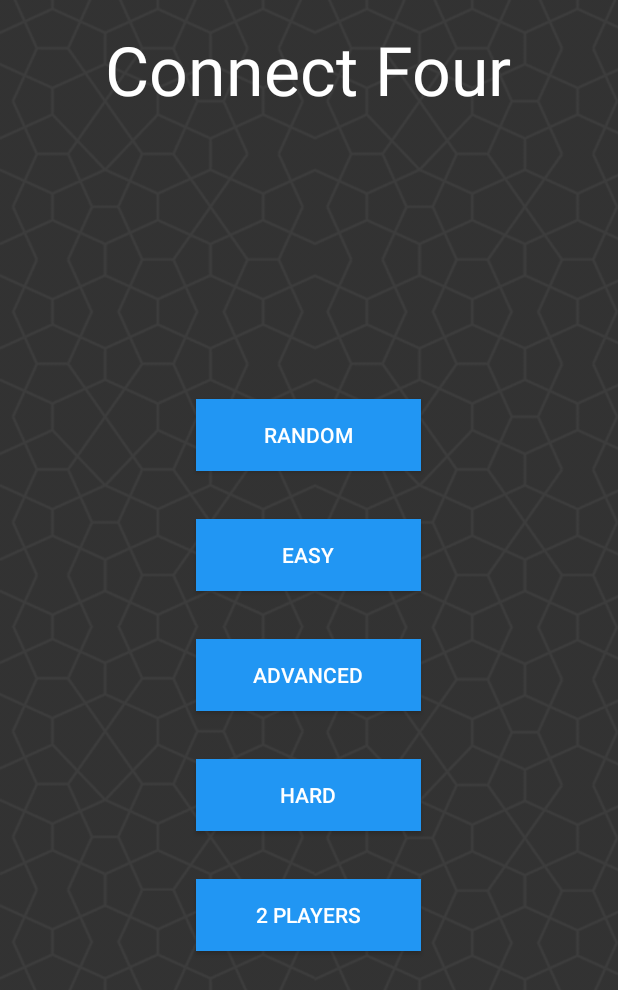
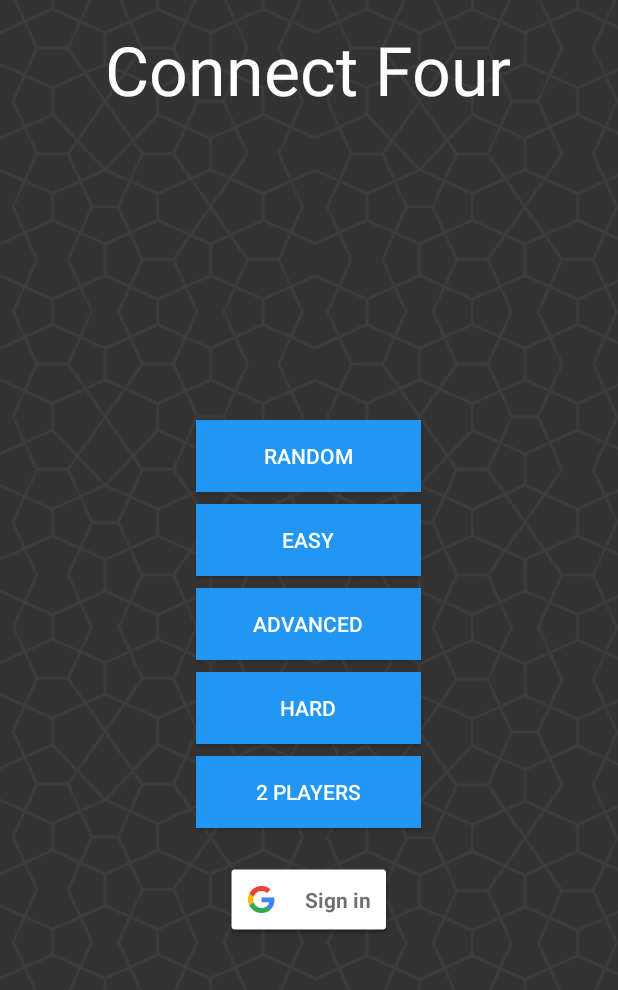
Before and after one commit to dmytroKarataiev/ConnectFour, an Android app: the screen it shows after launch (NewGame), on a phone screen of 412 x 824 dp. Shown: the top 990 px of the screen. Run offline under Robolectric (Android 15) with nearby library versions, the phone set to English and light mode, and no system bars.

Commit message:
add: Google sign-in

```diff
--- a/app/build.gradle
+++ b/app/build.gradle
@@ -1,4 +1,5 @@
 apply plugin: 'com.android.application'
+apply plugin: 'com.google.gms.google-services'
 
 android {
     compileSdkVersion 23
@@ -7,7 +8,7 @@ android {
     defaultConfig {
         applicationId "karataiev.dmytro.connectfour"
         minSdkVersion 15
-        targetSdkVersion 23
+        targetSdkVersion 21
         versionCode 2
         versionName "1.1"
     }
@@ -24,4 +25,5 @@ dependencies {
     testCompile 'junit:junit:4.12'
     compile 'com.android.support:appcompat-v7:23.0.1'
     compile 'com.android.support:design:23.0.1'
+    compile 'com.google.android.gms:play-services-auth:8.3.0'
 }
--- a/app/src/main/java/karataiev/dmytro/connectfour/NewGame.java
+++ b/app/src/main/java/karataiev/dmytro/connectfour/NewGame.java
@@ -1,24 +1,68 @@
 package karataiev.dmytro.connectfour;
 
 import android.app.AlertDialog;
+import android.app.ProgressDialog;
 import android.content.Context;
 import android.content.DialogInterface;
 import android.content.Intent;
 import android.os.Bundle;
 import android.support.v7.app.AppCompatActivity;
+import android.util.Log;
 import android.view.View;
 import android.widget.Button;
+import android.widget.TextView;
+
+import com.google.android.gms.auth.api.Auth;
+import com.google.android.gms.auth.api.signin.GoogleSignInAccount;
+import com.google.android.gms.auth.api.signin.GoogleSignInOptions;
+import com.google.android.gms.auth.api.signin.GoogleSignInResult;
+import com.google.android.gms.common.ConnectionResult;
+import com.google.android.gms.common.SignInButton;
+import com.google.android.gms.common.api.GoogleApiClient;
+import com.google.android.gms.common.api.OptionalPendingResult;
+import com.google.android.gms.common.api.ResultCallback;
+import com.google.android.gms.common.api.Status;
 
 
-public class NewGame extends AppCompatActivity {
+public class NewGame extends AppCompatActivity implements
+        GoogleApiClient.OnConnectionFailedListener,
+        View.OnClickListener {
 
     Button newGame, vsRandom, vsPlayer, vsHard, vsAdvanced;
+
+    private static final String TAG = "SignInActivity";
+    private static final int RC_SIGN_IN = 9001;
+    GoogleApiClient mGoogleApiClient;
+    private TextView mStatusTextView;
+    private ProgressDialog mProgressDialog;
+
 
     @Override
     protected void onCreate(Bundle savedInstanceState) {
         super.onCreate(savedInstanceState);
         setContentView(R.layout.new_game);
         addListenerOnButton();
+
+        // Views
+        mStatusTextView = (TextView) findViewById(R.id.status);
+
+        // Button listeners
+        findViewById(R.id.sign_in_button).setOnClickListener(this);
+        findViewById(R.id.sign_out_button).setOnClickListener(this);
+        findViewById(R.id.disconnect_button).setOnClickListener(this);
+
+        GoogleSignInOptions gso = new GoogleSignInOptions.Builder(GoogleSignInOptions.DEFAULT_SIGN_IN)
+                .requestEmail()
+                .build();
+
+        mGoogleApiClient = new GoogleApiClient.Builder(this)
+                .enableAutoManage(this /* FragmentActivity */, this /* OnConnectionFailedListener */)
+                .addApi(Auth.GOOGLE_SIGN_IN_API, gso)
+                .build();
+
+        SignInButton signInButton = (SignInButton) findViewById(R.id.sign_in_button);
+        findViewById(R.id.sign_in_button).setOnClickListener(this);
+
     }
 
     // button initialization (vsEasy, vsRandom, vsPlayer)
@@ -114,4 +158,143 @@ public class NewGame extends AppCompatActivity {
                 .setNegativeButton("No", null)
                 .show();
     }
+
+    @Override
+    public void onStart() {
+        super.onStart();
+
+        OptionalPendingResult<GoogleSignInResult> opr = Auth.GoogleSignInApi.silentSignIn(mGoogleApiClient);
+        if (opr.isDone()) {
+            // If the user's cached credentials are valid, the OptionalPendingResult will be "done"
+            // and the GoogleSignInResult will be available instantly.
+            Log.d(TAG, "Got cached sign-in");
+            GoogleSignInResult result = opr.get();
+            handleSignInResult(result);
+        } else {
+            // If the user has not previously signed in on this device or the sign-in has expired,
+            // this asynchronous branch will attempt to sign in the user silently.  Cross-device
+            // single sign-on will occur in this branch.
+            showProgressDialog();
+            opr.setResultCallback(new ResultCallback<GoogleSignInResult>() {
+                @Override
+                public void onResult(GoogleSignInResult googleSignInResult) {
+                    hideProgressDialog();
+                    handleSignInResult(googleSignInResult);
+                }
+            });
+        }
+    }
+
+    // [START onActivityResult]
+    @Override
+    public void onActivityResult(int requestCode, int resultCode, Intent data) {
+        super.onActivityResult(requestCode, resultCode, data);
+
+        // Result returned from launching the Intent from GoogleSignInApi.getSignInIntent(...);
+        if (requestCode == RC_SIGN_IN) {
+            GoogleSignInResult result = Auth.GoogleSignInApi.getSignInResultFromIntent(data);
+            handleSignInResult(result);
+        }
+    }
+    // [END onActivityResult]
+
+    // [START handleSignInResult]
+    private void handleSignInResult(GoogleSignInResult result) {
+        Log.d(TAG, "handleSignInResult:" + result.isSuccess());
+        if (result.isSuccess()) {
+            // Signed in successfully, show authenticated UI.
+            GoogleSignInAccount acct = result.getSignInAccount();
+            mStatusTextView.setText("signed in");
+            updateUI(true);
+        } else {
+            // Signed out, show unauthenticated UI.
+            updateUI(false);
+        }
+    }
+    // [END handleSignInResult]
+
+    // [START signIn]
+    private void signIn() {
+        Intent signInIntent = Auth.GoogleSignInApi.getSignInIntent(mGoogleApiClient);
+        startActivityForResult(signInIntent, RC_SIGN_IN);
+    }
+    // [END signIn]
+
+    // [START signOut]
+    private void signOut() {
+        Auth.GoogleSignInApi.signOut(mGoogleApiClient).setResultCallback(
+                new ResultCallback<Status>() {
+                    @Override
+                    public void onResult(Status status) {
+                        // [START_EXCLUDE]
+                        updateUI(false);
+                        // [END_EXCLUDE]
+                    }
+                });
+    }
+    // [END signOut]
+
+    // [START revokeAccess]
+    private void revokeAccess() {
+        Auth.GoogleSignInApi.revokeAccess(mGoogleApiClient).setResultCallback(
+                new ResultCallback<Status>() {
+                    @Override
+                    public void onResult(Status status) {
+                        // [START_EXCLUDE]
+                        updateUI(false);
+                        // [END_EXCLUDE]
+                    }
+                });
+    }
+    // [END revokeAccess]
+
+    @Override
+    public void onConnectionFailed(ConnectionResult connectionResult) {
+        // An unresolvable error has occurred and Google APIs (including Sign-In) will not
+        // be available.
+        Log.d(TAG, "onConnectionFailed:" + connectionResult);
+    }
+
+    private void showProgressDialog() {
+        if (mProgressDialog == null) {
+            mProgressDialog = new ProgressDialog(this);
+            mProgressDialog.setMessage("loading");
+            mProgressDialog.setIndeterminate(true);
+        }
+
+        mProgressDialog.show();
+    }
+
+    private void hideProgressDialog() {
+        if (mProgressDialog != null && mProgressDialog.isShowing()) {
+            mProgressDialog.hide();
+        }
+    }
+
+    private void updateUI(boolean signedIn) {
+        if (signedIn) {
+            findViewById(R.id.sign_in_button).setVisibility(View.GONE);
+            findViewById(R.id.sign_out_and_disconnect).setVisibility(View.VISIBLE);
+        } else {
+            mStatusTextView.setText("signed out");
+
+            findViewById(R.id.sign_in_button).setVisibility(View.VISIBLE);
+            findViewById(R.id.sign_out_and_disconnect).setVisibility(View.GONE);
+        }
+    }
+
+    @Override
+    public void onClick(View v) {
+        switch (v.getId()) {
+            case R.id.sign_in_button:
+                signIn();
+                break;
+            case R.id.sign_out_button:
+                signOut();
+                break;
+            case R.id.disconnect_button:
+                revokeAccess();
+                break;
+        }
+    }
 }
--- a/app/src/main/res/layout/new_game.xml
+++ b/app/src/main/res/layout/new_game.xml
@@ -1,6 +1,5 @@
 <?xml version="1.0" encoding="utf-8"?>
-<android.support.design.widget.CoordinatorLayout
-    xmlns:android="http://schemas.android.com/apk/res/android"
+<android.support.design.widget.CoordinatorLayout xmlns:android="http://schemas.android.com/apk/res/android"
     xmlns:app="http://schemas.android.com/apk/res-auto"
     xmlns:tools="http://schemas.android.com/tools"
     android:layout_width="match_parent"
@@ -8,12 +7,17 @@
     android:fitsSystemWindows="true"
     tools:context=".NewGame">
 
-    <android.support.design.widget.AppBarLayout android:layout_width="match_parent"
-        android:layout_height="wrap_content" android:theme="@style/AppTheme.AppBarOverlay">
+    <android.support.design.widget.AppBarLayout
+        android:layout_width="match_parent"
+        android:layout_height="wrap_content"
+        android:theme="@style/AppTheme.AppBarOverlay">
 
-        <android.support.v7.widget.Toolbar android:id="@+id/toolbar"
-            android:layout_width="match_parent" android:layout_height="0dp"
-            android:background="?attr/colorPrimary" app:popupTheme="@style/AppTheme.PopupOverlay" />
+        <android.support.v7.widget.Toolbar
+            android:id="@+id/toolbar"
+            android:layout_width="match_parent"
+            android:layout_height="0dp"
+            android:background="?attr/colorPrimary"
+            app:popupTheme="@style/AppTheme.PopupOverlay" />
 
     </android.support.design.widget.AppBarLayout>
 
@@ -24,32 +28,31 @@
         android:layout_height="match_parent"
 
         app:layout_behavior="@string/appbar_scrolling_view_behavior"
-        tools:context=".NewGame" tools:showIn="@layout/new_game">
+        tools:context=".NewGame"
+        tools:showIn="@layout/new_game">
 
         <ImageView
             android:layout_width="fill_parent"
             android:layout_height="fill_parent"
             android:scaleType="centerCrop"
-            android:src="@drawable/tiles"
-            />
+            android:src="@drawable/tiles" />
 
         <LinearLayout
             android:layout_width="match_parent"
             android:layout_height="match_parent"
             android:orientation="vertical"
             android:paddingLeft="@dimen/main"
-            android:paddingRight="@dimen/main"
-            >
+            android:paddingRight="@dimen/main">
 
             <TextView
                 android:id="@+id/game"
-                android:layout_marginTop="16dp"
                 android:layout_width="wrap_content"
                 android:layout_height="wrap_content"
                 android:layout_gravity="center_horizontal"
+                android:layout_marginTop="16dp"
+                android:shadowColor="@color/gray"
                 android:text="@string/status"
                 android:textColor="@color/black"
-                android:shadowColor="@color/gray"
                 android:textSize="@dimen/text" />
 
             <LinearLayout
@@ -60,30 +63,74 @@
                 android:orientation="vertical">
 
                 <Button
+                    android:id="@+id/vsRandom"
                     style="@style/Button"
-                    android:id="@+id/vsRandom"
-                    android:text="@string/vsRandom"/>
+                    android:text="@string/vsRandom" />
 
                 <Button
+                    android:id="@+id/newGameScreen"
                     style="@style/Button"
-                    android:id="@+id/newGameScreen"
-                    android:text="@string/vsEasy"/>
+                    android:text="@string/vsEasy" />
 
                 <Button
+                    android:id="@+id/vsAdvanced"
                     style="@style/Button"
-                    android:id="@+id/vsAdvanced"
-                    android:text="@string/vsAdvanced"/>
+                    android:text="@string/vsAdvanced" />
 
                 <Button
+                    android:id="@+id/vsHard"
                     style="@style/Button"
-                    android:id="@+id/vsHard"
                     android:text="@string/vsHard" />
 
                 <Button
+                    android:id="@+id/vsPlayer"
                     style="@style/Button"
-                    android:id="@+id/vsPlayer"
                     android:text="@string/vsPlayer" />
 
+                <TextView
+                    android:id="@+id/status"
+                    android:layout_width="wrap_content"
+                    android:layout_height="wrap_content" />
+
+                <RelativeLayout
+                    android:layout_width="match_parent"
+                    android:layout_height="wrap_content" >
+
+                    <com.google.android.gms.common.SignInButton
+                        android:id="@+id/sign_in_button"
+                        android:layout_width="wrap_content"
+                        android:layout_height="wrap_content"
+                        android:layout_centerInParent="true"
+                        android:visibility="visible"
+                        tools:visibility="gone" />
+
+                    <LinearLayout
+                        android:id="@+id/sign_out_and_disconnect"
+                        android:layout_width="fill_parent"
+                        android:layout_height="wrap_content"
+                        android:layout_centerInParent="true"
+                        android:orientation="horizontal"
+                        android:paddingLeft="16dp"
+                        android:paddingRight="16dp"
+                        android:visibility="gone"
+                        tools:visibility="visible">
+
+                        <Button
+                            android:id="@+id/sign_out_button"
+                            android:layout_width="0dp"
+                            android:layout_height="wrap_content"
+                            android:layout_weight="1"
+                            android:text="sign_out" />
+
+                        <Button
+                            android:id="@+id/disconnect_button"
+                            android:layout_width="0dp"
+                            android:layout_height="wrap_content"
+                            android:layout_weight="1"
+                            android:text="disconnect" />
+                    </LinearLayout>
+
+                </RelativeLayout>
 
             </LinearLayout>
 
@@ -91,4 +138,6 @@
         </LinearLayout>
     </FrameLayout>
 
+
+
 </android.support.design.widget.CoordinatorLayout>
--- a/app/src/main/res/values/styles.xml
+++ b/app/src/main/res/values/styles.xml
@@ -18,8 +18,8 @@
         <item name="android:textColor">@color/white</item>
         <item name="android:layout_width">wrap_content</item>
         <item name="android:layout_height">wrap_content</item>
-        <item name="android:layout_marginTop">16dp</item>
-        <item name="android:layout_marginBottom">16dp</item>
+        <item name="android:layout_marginTop">4dp</item>
+        <item name="android:layout_marginBottom">4dp</item>
         <item name="android:minWidth">150dp</item>
         <item name="android:background">@color/buttonNormal</item>
         <item name="android:shadowColor">@color/black</item>
--- a/build.gradle
+++ b/build.gradle
@@ -6,6 +6,7 @@ buildscript {
     }
     dependencies {
         classpath 'com.android.tools.build:gradle:1.3.0'
+        classpath 'com.google.gms:google-services:1.5.0-beta2'
 
         // NOTE: Do not place your application dependencies here; they belong
         // in the individual module build.gradle files
```
Also changed, not shown: 3 other files.
